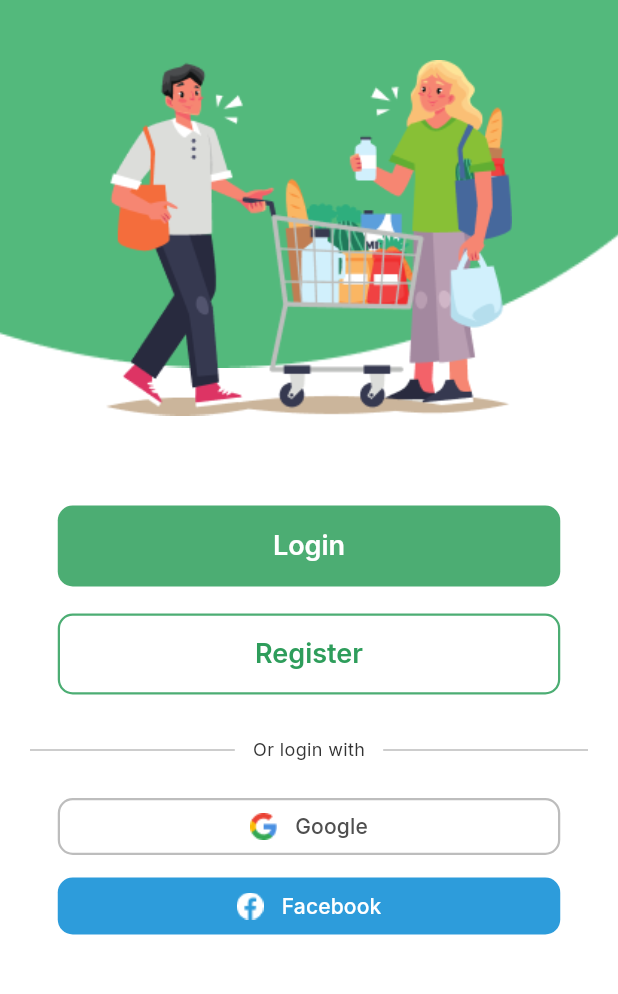
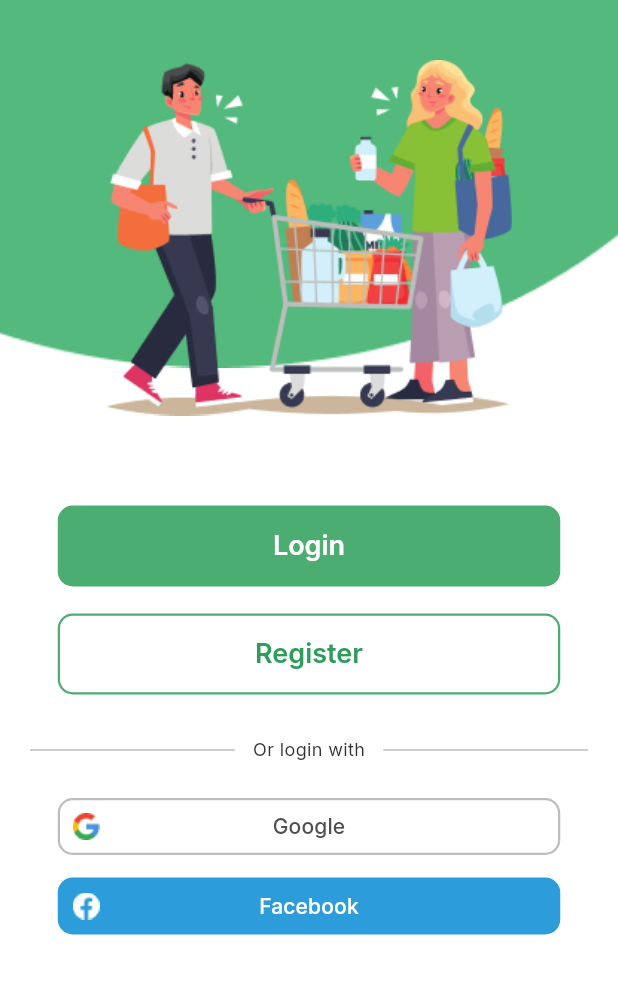
Before and after one commit to Aicrus/apptalles, a Flutter app: the screen it shows after launch, on a phone screen of 412 x 824 dp, the part 171-1165 px from its top. Run offline on Flutter 3.47's test engine with Material 3 defaults, Android fonts, the phone set to English and light mode, and no system bars; our stand-ins replace flutter_dotenv, google_fonts, supabase_flutter; accounts and stored records are empty.

Commit message:
Refatora o botão de login social na tela de boas-vindas, ajustando o alinhamento do texto para o centro e adicionando espaçamentos para melhorar a apresentação visual.

```diff
--- a/lib/screens/welcome_screen.dart
+++ b/lib/screens/welcome_screen.dart
@@ -204,16 +204,18 @@ class _SocialLoginButton extends StatelessWidget {
           padding: EdgeInsets.zero,
         ),
         child: Row(
-          mainAxisAlignment: MainAxisAlignment.center,
           children: [
+            const SizedBox(width: 10), // Padding da esquerda
             Image.asset(
               icon,
               width: 18,
               height: 18,
             ),
             const SizedBox(width: 12),
-            Text(
+            Expanded(
+              child: Text(
                 label,
+                textAlign: TextAlign.center,
                 style: TextStyle(
                   fontFamily: 'Inter',
                   fontSize: 14,
@@ -221,6 +223,8 @@ class _SocialLoginButton extends StatelessWidget {
                   color: textColor,
                 ),
               ),
+            ),
+            const SizedBox(width: 40), // Espaço para balancear o ícone
           ],
         ),
       ),
```
Lines whose indentation alone changed are shown as unchanged.
